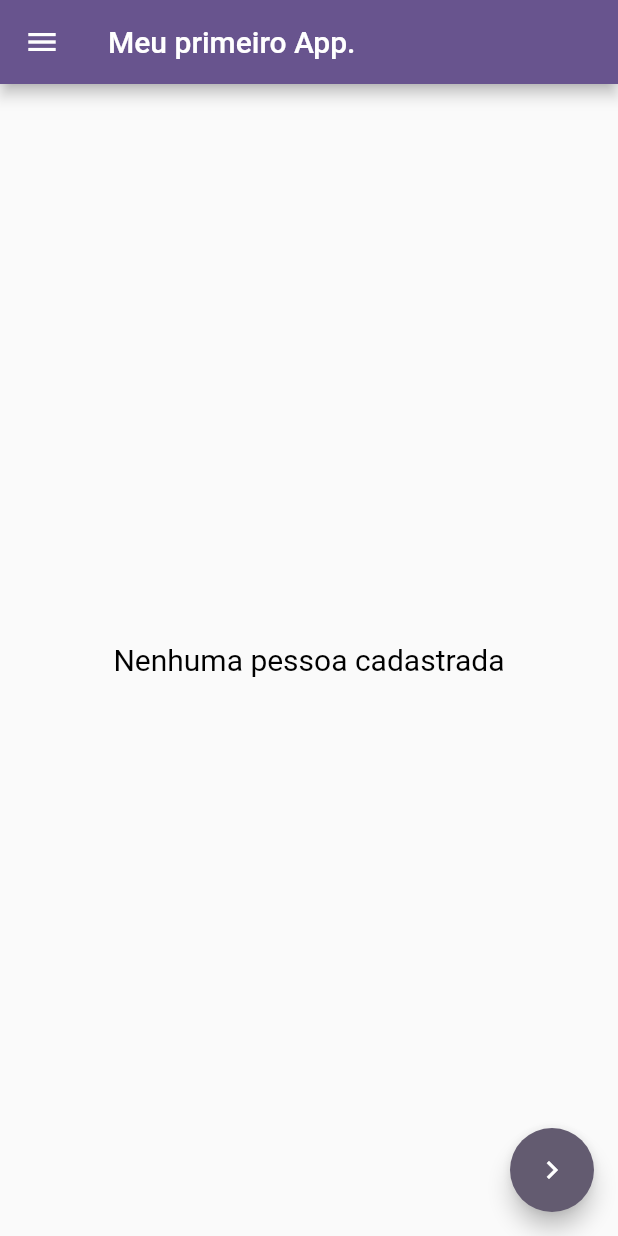
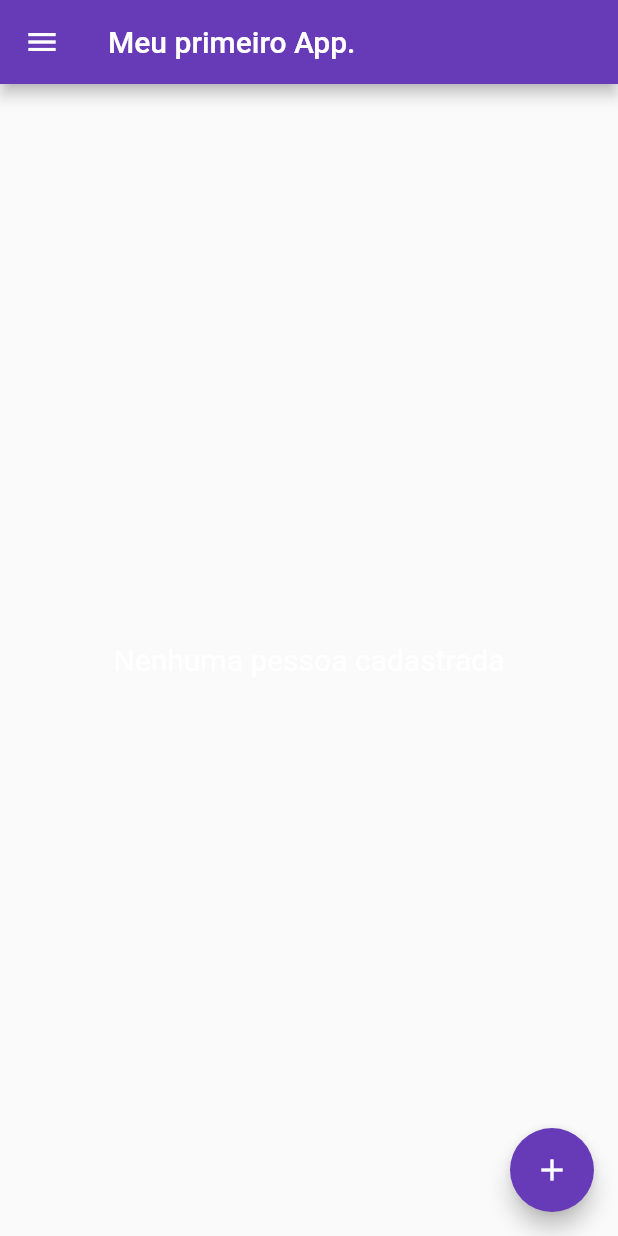
Before and after one commit to LukGaming/desenvolvimento_flutter_iniciante, a Flutter app: the screen it shows after launch, on a phone screen of 412 x 824 dp. Run offline on Flutter 3.47's test engine with Material 3 defaults, Android fonts, the phone set to English and light mode, and no system bars; our stand-ins replace dio, faker, get_it, shared_preferences; network calls fail.

Commit message:
Ajustando visual do App

```diff
--- a/lib/pages/criar_pessoa_page.dart
+++ b/lib/pages/criar_pessoa_page.dart
@@ -41,7 +41,7 @@ class _CriarPessoaPageState extends State<CriarPessoaPage> {
   Widget build(BuildContext context) {
     return Scaffold(
       appBar: AppBar(
-        title: Text("Nova página"),
+        title: Text("Formulário"),
       ),
       body: Padding(
         padding: const EdgeInsets.all(16.0),
--- a/lib/pages/home_page.dart
+++ b/lib/pages/home_page.dart
@@ -94,8 +94,11 @@ class _HomePageState extends State<HomePage> {
               child: CircularProgressIndicator(),
             );
           }
-          return ListaPessoas(
-            pessoas: pessoaController.pessoas,
+          return Padding(
+            padding: const EdgeInsets.all(8.0),
+            child: ListaPessoas(
+              pessoas: pessoaController.pessoas,
+            ),
           );
         },
       ),
@@ -104,7 +107,8 @@ class _HomePageState extends State<HomePage> {
           Navigator.of(context).pushNamed(Routes.criarPessoaPage);
         },
         child: Icon(
-          Icons.navigate_next,
+          Icons.add,
+          color: Theme.of(context).iconTheme.color,
         ),
       ),
     );
--- a/lib/themes/themes.dart
+++ b/lib/themes/themes.dart
@@ -1,18 +1,29 @@
 import 'package:flutter/material.dart';
 
 final lightTheme = ThemeData(
+  primaryColor: Colors.deepPurple,
   useMaterial3: false,
+  appBarTheme: AppBarTheme(
+    backgroundColor: Colors.deepPurple,
+  ),
   colorScheme: ColorScheme.fromSeed(seedColor: Colors.deepPurple),
   textTheme: TextTheme(
-    bodyMedium: TextStyle(color: Colors.black),
+    bodyMedium: TextStyle(color: Colors.white),
     titleMedium: TextStyle(
-        color: Colors.black, fontSize: 20, fontWeight: FontWeight.bold),
+        color: Colors.white, fontSize: 20, fontWeight: FontWeight.bold),
+  ),
+  iconTheme: IconThemeData(
+    color: Colors.white,
+  ),
+  floatingActionButtonTheme: FloatingActionButtonThemeData(
+    backgroundColor: Colors.deepPurple,
   ),
 );
 
 final darkTheme = ThemeData.dark(
   useMaterial3: false,
 ).copyWith(
+  primaryColor: Colors.deepPurple,
   appBarTheme: AppBarTheme(
     backgroundColor: Colors.deepPurple,
   ),
--- a/lib/widgets/pessoa/custom_person_tile.dart
+++ b/lib/widgets/pessoa/custom_person_tile.dart
@@ -24,7 +24,7 @@ class CustomPersonTile extends StatelessWidget {
           },
         );
       },
-      color: Colors.lightBlue,
+      color: Theme.of(context).primaryColor,
       leading: Text("Id: ${pessoa.id}"),
       title: Text(
         pessoa.nome,
```
Also changed, not shown: lib/widgets/pessoa/pessoa_dialog.dart (+5 -2 lines).
